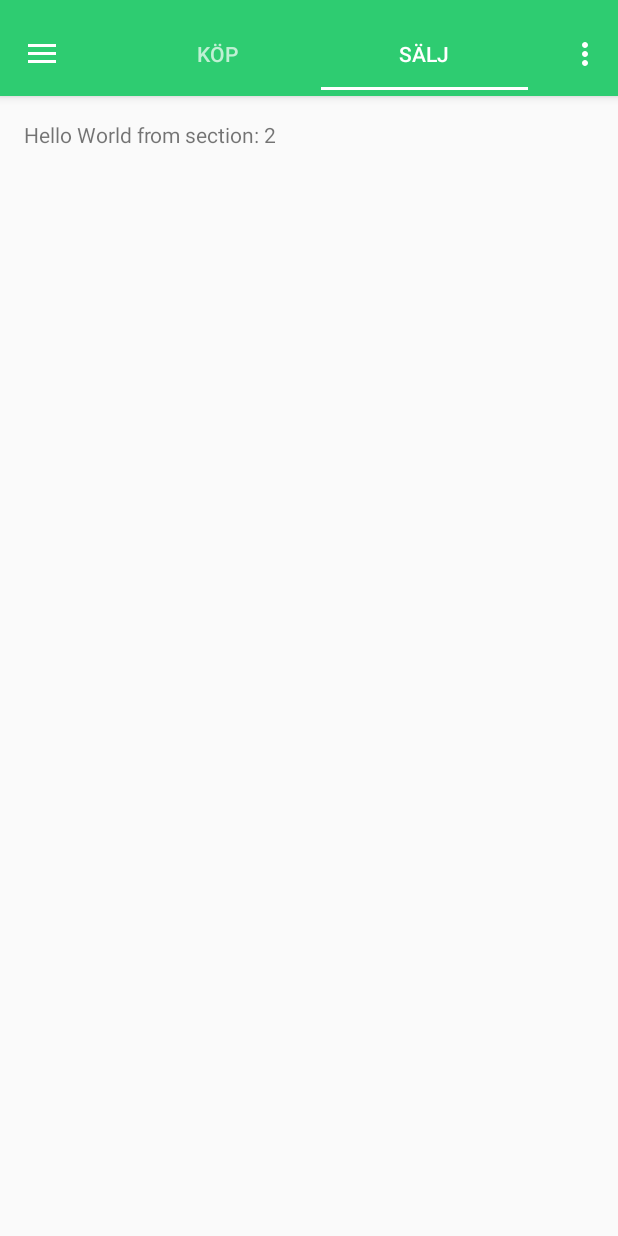
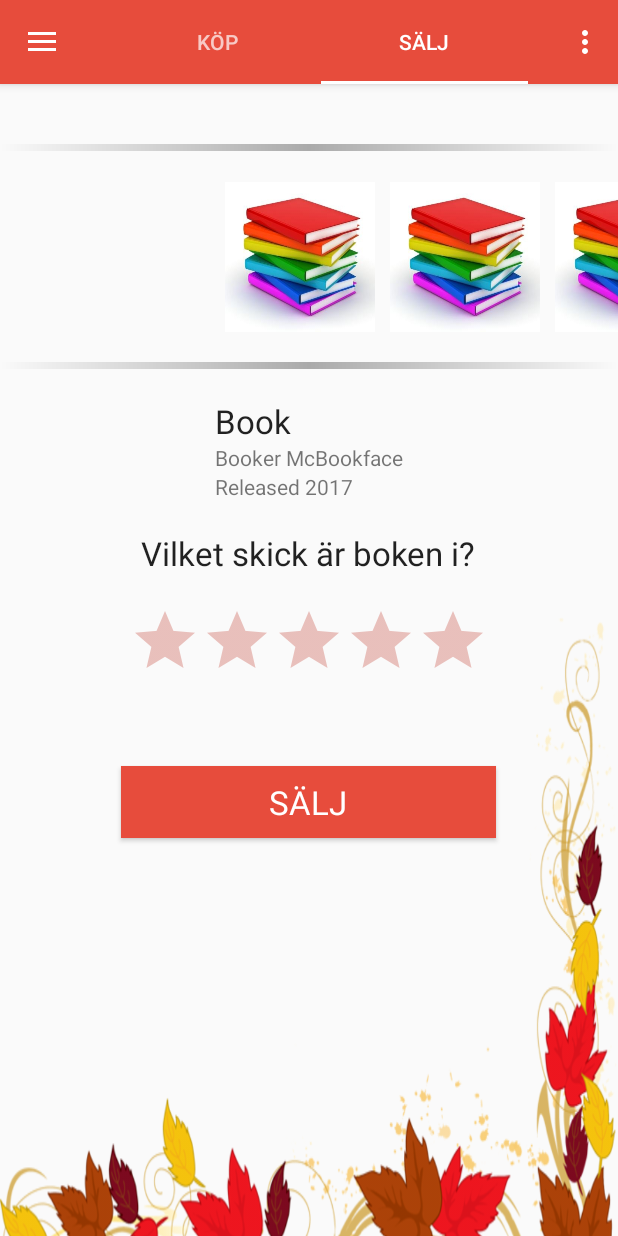
Before and after one commit to MrZtone/Hazel, an Android app: the screen it shows after launch (MainActivity), tab 2 chosen, on a phone screen of 412 x 824 dp. Run offline under Robolectric (Android 15) with nearby library versions, the phone set to English and light mode, and no system bars; 1 statement that could not run was skipped.

Commit message:
typ allt
färg ändra vid vybyte, huvudvyerna är designade

```diff
--- a/app/src/main/java/fiketMafian/Hazel/MainActivity.java
+++ b/app/src/main/java/fiketMafian/Hazel/MainActivity.java
@@ -25,8 +25,11 @@ import android.widget.ImageView;
 import android.widget.TextView;
 import android.graphics.Bitmap;
 import android.graphics.BitmapFactory;
+import android.support.design.widget.AppBarLayout;
 import android.os.Bundle;
 import fiketMafian.Hazel.RoundImage;
+import 	android.support.design.widget.TabLayout.TabLayoutOnPageChangeListener;
+
 
 
 public class MainActivity extends AppCompatActivity
@@ -39,7 +42,8 @@ public class MainActivity extends AppCompatActivity
     protected void onCreate(Bundle savedInstanceState) {
         super.onCreate(savedInstanceState);
         setContentView(R.layout.activity_main);
-        Toolbar toolbar = (Toolbar) findViewById(R.id.toolbar);
+        final Toolbar toolbar = (Toolbar) findViewById(R.id.toolbar);
+        final AppBarLayout appbar = (AppBarLayout) findViewById(R.id.appbar);
         setSupportActionBar(toolbar);
 
         Drawable[] layers = new Drawable[2];
@@ -74,10 +78,35 @@ public class MainActivity extends AppCompatActivity
 
         TabLayout tabLayout = (TabLayout) findViewById(R.id.tabs);
         tabLayout.setupWithViewPager(mViewPager);
+        tabLayout.setOnTabSelectedListener(new TabLayout.OnTabSelectedListener() {
+            @Override
+            public void onTabSelected(TabLayout.Tab tab) {
+                if (tab.getPosition() == 0) {
+                    toolbar.setBackgroundColor(getResources().getColor(R.color.buyPrimary));
+                    appbar.setBackgroundColor(getResources().getColor(R.color.buyPrimary));
+                    mViewPager.setCurrentItem(tab.getPosition());
+                } else {
+                    //getApplication().setTheme(R.style.sellTheme);
+                    toolbar.setBackgroundColor(getResources().getColor(R.color.sellPrimary));
+                    appbar.setBackgroundColor(getResources().getColor(R.color.sellPrimary));
+                    mViewPager.setCurrentItem(tab.getPosition());
+                }
+            }
+
+            @Override
+            public void onTabUnselected(TabLayout.Tab tab) {
+
+            }
+
+            @Override
+            public void onTabReselected(TabLayout.Tab tab) {
+
+            }
+        });
 
         //profil
         ImageView profile = (ImageView) findViewById(R.id.imageView);
-        Bitmap bm = BitmapFactory.decodeResource(getResources(),R.drawable.adam);
+        Bitmap bm = BitmapFactory.decodeResource(getResources(),R.drawable.ola);
         RoundImage roundedImage = new RoundImage(bm);
         profile.setImageDrawable(roundedImage);
 
@@ -88,24 +117,23 @@ public class MainActivity extends AppCompatActivity
         Menu drawerMenu= navigationView.getMenu();
         SubMenu submenuru;
 
-         submenuru = drawerMenu.addSubMenu("Pågående köp");
+        submenuru = drawerMenu.addSubMenu(Menu.NONE, 0, 0, "Pågående köp");
         layers[0]=getDrawable(R.drawable.erik);
         submenuru.add(Menu.NONE,1,Menu.NONE,"Erik").setIcon(new LayerDrawable(layers));
         layers[0]=getDrawable(R.drawable.sven);
         submenuru.add(Menu.NONE, 2, Menu.NONE, "Sven").setIcon(new LayerDrawable(layers));
-        submenuru= drawerMenu.addSubMenu("Pågående Försäljningar");
+        submenuru = drawerMenu.addSubMenu(Menu.NONE, 10, 1, "Pågående Försäljningar");
         layers[0]=getDrawable(R.drawable.karim);
         submenuru.add(Menu.NONE, 11, Menu.NONE, "Karim").setIcon(new LayerDrawable(layers));
         layers[0]=getDrawable(R.drawable.ola);
         submenuru.add(Menu.NONE, 12, Menu.NONE, "Ola").setIcon(new LayerDrawable(layers));
-        submenuru = drawerMenu.addSubMenu("Letar köpare");
+        submenuru = drawerMenu.addSubMenu(Menu.NONE, 20, 2, "Letar köpare");
         submenuru.add(Menu.NONE, 21, Menu.NONE, "TNA005").setIcon(R.drawable.pending);
         submenuru.add(Menu.NONE, 22, Menu.NONE, "TND012").setIcon(R.drawable.pending);
-        submenuru = drawerMenu.addSubMenu("Letar försäljare");
+        submenuru = drawerMenu.addSubMenu(Menu.NONE, 30, 3, "Letar försäljare");
         submenuru.add(Menu.NONE, 31, Menu.NONE, "TND002").setIcon(R.drawable.pending);
-        submenuru = drawerMenu.addSubMenu("Senaste affärerna");
+        submenuru = drawerMenu.addSubMenu(Menu.NONE, 40, 4, "Senaste affärerna");
         submenuru.add(Menu.NONE, 41, Menu.NONE, "someonea").setIcon(R.drawable.sell);
-
     }
 
     @Override
@@ -185,7 +213,6 @@ public class MainActivity extends AppCompatActivity
 
         @Override
         public int getCount() {
-            // Show 3 total pages.
             return 2;
         }
 
@@ -229,10 +256,18 @@ public class MainActivity extends AppCompatActivity
         @Override
         public View onCreateView(LayoutInflater inflater, ViewGroup container,
                                  Bundle savedInstanceState) {
-            View rootView = inflater.inflate(R.layout.fragment_main, container, false);
-            TextView textView = (TextView) rootView.findViewById(R.id.section_label);
-            textView.setText(getString(R.string.section_format, getArguments().getInt(ARG_SECTION_NUMBER)));
+            View rootView;
+            if(getArguments().getInt(ARG_SECTION_NUMBER)==1)
+            {
+                rootView = inflater.inflate(R.layout.buy, container, false);
+            }
+            else
+            {
+                rootView = inflater.inflate(R.layout.sell, container, false);
+            }
             return rootView;
         }
     }
+
+
 }
--- /dev/null
+++ b/app/src/main/res/drawable/bookborder.xml
@@ -0,0 +1,18 @@
+<?xml version="1.0" encoding="utf-8"?>
+<layer-list xmlns:android="http://schemas.android.com/apk/res/android">
+    <item>
+        <shape android:shape="rectangle">
+            <gradient
+                android:startColor="?android:colorBackground"
+                android:centerColor="@android:color/darker_gray"
+                android:endColor="?android:colorBackground"
+                android:type="linear"
+                android:angle="0"/>
+        </shape>
+    </item>
+    <item   android:top="5dp" android:bottom="5dp">
+        <shape android:shape="rectangle">
+            <solid android:color="?android:colorBackground" />
+        </shape>
+    </item>
+</layer-list>
--- a/app/src/main/res/drawable/frame.xml
+++ /dev/null
@@ -1,10 +0,0 @@
-<?xml version="1.0" encoding="utf-8"?>
-<shape xmlns:android="http://schemas.android.com/apk/res/android" android:shape="rectangle">
-    <solid android:color="#00ffffff" />
-    <padding android:left="6dp"
-        android:top="6dp"
-        android:right="6dp"
-        android:bottom="6dp" />
-    <corners android:radius="12dp" />
-    <stroke android:width="6dp" android:color="#ffffffff" />
-</shape>
--- a/app/src/main/res/drawable/sell.xml
+++ b/app/src/main/res/drawable/sell.xml
@@ -4,7 +4,7 @@
     android:shape="oval">
 
     <solid
-        android:color="@color/sell"/>
+        android:color="@color/sellPrimary"/>
 
     <size
         android:width="1.5dp"
--- a/app/src/main/res/layout/app_bar_main.xml
+++ b/app/src/main/res/layout/app_bar_main.xml
@@ -8,7 +8,6 @@
 
     <android.support.design.widget.AppBarLayout android:id="@+id/appbar"
         android:layout_width="match_parent" android:layout_height="wrap_content"
-        android:paddingTop="@dimen/appbar_padding_top"
         android:theme="@style/AppTheme.AppBarOverlay">
 
         <android.support.v7.widget.Toolbar android:id="@+id/toolbar"
@@ -19,7 +18,7 @@
 
 
             <android.support.design.widget.TabLayout android:id="@+id/tabs"
-                android:layout_width="match_parent" android:layout_height="wrap_content"
+                android:layout_width="match_parent" android:layout_height="match_parent"
                 android:touchscreenBlocksFocus="false"
                 android:layout_marginLeft="@dimen/activity_tab_margin"
                 android:layout_marginRight="@dimen/activity_tab_margin"/>
--- /dev/null
+++ b/app/src/main/res/layout/buy.xml
@@ -0,0 +1,28 @@
+<?xml version="1.0" encoding="utf-8"?>
+
+    <RelativeLayout xmlns:android="http://schemas.android.com/apk/res/android"
+        android:layout_width="match_parent"
+        android:layout_height="match_parent"
+    android:clickable="false">
+
+    <LinearLayout
+        android:orientation="horizontal"
+        android:layout_width="match_parent"
+        android:layout_height="160dp"
+        android:layout_marginTop="130dp"
+        android:background="@drawable/leaff">
+
+        <SearchView
+            android:layout_width="fill_parent"
+            android:layout_height="wrap_content"
+            android:id="@+id/searchView"
+            android:layout_alignParentTop="true"
+            android:layout_centerHorizontal="true"
+            android:background="#ffffff"
+            android:clickable="true"
+            android:layout_marginLeft="10dp"
+            android:layout_marginRight="10dp"
+            android:layout_gravity="center" />
+    </LinearLayout>
+
+</RelativeLayout>
--- a/app/src/main/res/layout/nav_header_main.xml
+++ b/app/src/main/res/layout/nav_header_main.xml
@@ -1,7 +1,7 @@
 <?xml version="1.0" encoding="utf-8"?>
 <LinearLayout xmlns:android="http://schemas.android.com/apk/res/android"
     android:layout_width="match_parent" android:layout_height="@dimen/nav_header_height"
-    android:background="@drawable/side_nav_bar"
+    android:background="@color/colorAccent"
     android:paddingBottom="@dimen/activity_vertical_margin"
     android:paddingLeft="@dimen/activity_horizontal_margin"
     android:paddingRight="@dimen/activity_horizontal_margin"
@@ -9,15 +9,19 @@
     android:theme="@style/ThemeOverlay.AppCompat.Dark" android:orientation="vertical"
     android:gravity="bottom">
 
-    <ImageView android:layout_width="wrap_content" android:layout_height="wrap_content"
+    <ImageView android:layout_width="@android:dimen/notification_large_icon_height" android:layout_height="100dp"
         android:paddingTop="@dimen/nav_header_vertical_spacing"
-        android:src="@drawable/adam" android:id="@+id/imageView"/>
+        android:src="@drawable/ola" android:id="@+id/imageView" />
 
     <TextView android:layout_width="match_parent" android:layout_height="wrap_content"
-        android:paddingTop="@dimen/nav_header_vertical_spacing" android:text="Android Studio"
-        android:textAppearance="@style/TextAppearance.AppCompat.Body1" />
+        android:paddingTop="@dimen/nav_header_vertical_spacing" android:text="Ola Steen"
+        android:textStyle="bold"
+        style="@style/Base.TextAppearance.AppCompat.Large.Inverse"
+        android:textColor="@color/abc_secondary_text_material_light" />
 
     <TextView android:layout_width="wrap_content" android:layout_height="wrap_content"
-        android:text="android.studio@android.com" android:id="@+id/textView" />
+        android:text="ola@steen.com" android:id="@+id/textView"
+        android:textColor="@color/abc_secondary_text_material_light"
+        style="@style/Base.TextAppearance.AppCompat.Inverse" />
 
 </LinearLayout>
--- /dev/null
+++ b/app/src/main/res/layout/sell.xml
@@ -0,0 +1,128 @@
+<?xml version="1.0" encoding="utf-8"?>
+<RelativeLayout xmlns:android="http://schemas.android.com/apk/res/android"
+    android:orientation="vertical" android:layout_width="match_parent"
+    android:layout_height="match_parent">
+
+    <HorizontalScrollView
+        android:layout_width="wrap_content"
+        android:layout_height="150dp"
+        android:id="@+id/horizontalScrollView"
+        android:layout_alignParentTop="true"
+        android:layout_centerHorizontal="true"
+        android:layout_marginTop="40dp"
+        android:fillViewport="false"
+        android:background="@drawable/bookborder">
+
+        <LinearLayout
+            android:orientation="horizontal"
+            android:layout_width="match_parent"
+            android:layout_height="match_parent"
+            android:paddingTop="5dp"
+            android:paddingBottom="5dp">
+
+            <ImageView
+                android:layout_width="100dp"
+                android:layout_height="wrap_content"
+                android:id="@+id/imageView3"
+                android:clickable="true"
+                android:src="@drawable/book"
+                android:layout_marginLeft="150dp"
+                android:layout_marginRight="10dp" />
+
+            <ImageView
+                android:layout_width="100dp"
+                android:layout_height="wrap_content"
+                android:id="@+id/imageView2"
+                android:clickable="true"
+                android:src="@drawable/book"
+                android:layout_marginRight="10dp" />
+
+            <ImageView
+                android:layout_width="100dp"
+                android:layout_height="wrap_content"
+                android:id="@+id/imageView4"
+                android:clickable="true"
+                android:src="@drawable/book"
+                android:layout_marginRight="10dp" />
+
+            <ImageView
+                android:layout_width="100dp"
+                android:layout_height="wrap_content"
+                android:id="@+id/imageView5"
+                android:clickable="true"
+                android:src="@drawable/book"
+                android:layout_marginRight="150dp" />
+        </LinearLayout>
+    </HorizontalScrollView>
+
+    <RelativeLayout
+        android:layout_width="wrap_content"
+        android:layout_height="wrap_content"
+        android:layout_below="@+id/horizontalScrollView"
+        android:layout_centerHorizontal="true"
+        android:id="@+id/relativeLayout"
+        android:layout_marginTop="20dp">
+
+        <TextView android:layout_width="wrap_content" android:layout_height="wrap_content"
+            android:text="Book"
+            android:id="@+id/booktitle"
+            android:textAppearance="?android:attr/textAppearanceLarge"
+            android:layout_alignStart="@+id/author" />
+
+
+
+        <TextView android:layout_width="wrap_content" android:layout_height="wrap_content"
+            android:text="Booker McBookface" android:id="@+id/author"
+            android:textColor="@color/abc_secondary_text_material_light"
+            style="@style/Base.TextAppearance.AppCompat.Inverse"
+            android:layout_below="@+id/booktitle"
+            android:layout_centerHorizontal="true" />
+
+        <TextView android:layout_width="wrap_content" android:layout_height="wrap_content"
+            android:text="Released 2017" android:id="@+id/release"
+            android:textColor="@color/abc_secondary_text_material_light"
+            style="@style/Base.TextAppearance.AppCompat.Inverse"
+            android:layout_below="@+id/author"
+            android:layout_alignStart="@+id/author" />
+    </RelativeLayout>
+
+    <LinearLayout
+        android:orientation="vertical"
+        android:layout_width="match_parent"
+        android:layout_height="match_parent"
+        android:layout_below="@+id/relativeLayout"
+        android:layout_centerHorizontal="true"
+        android:layout_marginTop="20dp"
+        android:background="@drawable/fallleaves">
+
+        <TextView
+            android:layout_width="wrap_content"
+            android:layout_height="wrap_content"
+            android:textAppearance="?android:attr/textAppearanceLarge"
+            android:id="@+id/bookrate"
+            android:layout_gravity="center_horizontal"
+            android:text="Vilket skick är boken i?" />
+
+        <RatingBar
+            android:layout_width="wrap_content"
+            android:layout_height="wrap_content"
+            android:id="@+id/ratingBar"
+            android:layout_gravity="center_horizontal"
+            android:numStars="5"
+            android:layout_marginTop="20dp"
+            android:stepSize="1.0"
+            android:theme="@style/RatingBar" />
+
+        <Button
+            android:layout_width="250dp"
+            android:layout_height="wrap_content"
+            android:background="@color/sellPrimary"
+            android:text="Sälj"
+            android:id="@+id/button"
+            android:layout_gravity="center_horizontal"
+            android:layout_marginTop="50dp"
+            style="@style/Base.TextAppearance.AppCompat.Large.Inverse" />
+
+    </LinearLayout>
+
+</RelativeLayout>
--- a/app/src/main/res/menu/activity_main_drawer.xml
+++ b/app/src/main/res/menu/activity_main_drawer.xml
@@ -1,5 +1,8 @@
 <?xml version="1.0" encoding="utf-8"?>
 <menu xmlns:android="http://schemas.android.com/apk/res/android">
-
+            <item android:id="@+id/history" android:icon="@android:drawable/ic_menu_recent_history"
+                android:title="Historik" android:orderInCategory="5"/>
+            <item android:id="@+id/settings" android:icon="@android:drawable/ic_menu_preferences"
+                android:title="Inställningar" android:orderInCategory="6"/>
 
 </menu>
--- a/app/src/main/res/values/colors.xml
+++ b/app/src/main/res/values/colors.xml
@@ -1,8 +1,9 @@
 <?xml version="1.0" encoding="utf-8"?>
 <resources>
-    <color name="colorPrimary">#2ecc71</color>
+    <color name="buyPrimary">#2ecc71</color>
     <color name="colorPrimaryDark">#27ae60</color>
     <color name="colorAccent">#ffffff</color>
     <color name="pending">#f39c12</color>
-    <color name="sell">#c0392b</color>
+    <color name="sellPrimary">#e74c3c</color>
+    <color name="sellPrimaryDark">#c0392b</color>
 </resources>
--- a/app/src/main/res/values/styles.xml
+++ b/app/src/main/res/values/styles.xml
@@ -3,8 +3,8 @@
     <!-- Base application theme. -->
     <style name="AppTheme" parent="Theme.AppCompat.Light.DarkActionBar">
         <!-- Customize your theme here. -->
-        <item name="colorPrimary">@color/colorPrimary</item>
-        <item name="colorPrimaryDark">@color/colorPrimaryDark</item>
+        <item name="colorPrimary">@color/buyPrimary</item>
+        <!--<item name="colorPrimaryDark">@color/colorPrimaryDark</item>-->
         <item name="colorAccent">@color/colorAccent</item>
     </style>
     <style name="AppTheme.NoActionBar">
@@ -14,4 +14,30 @@
     <style name="AppTheme.AppBarOverlay" parent="ThemeOverlay.AppCompat.Dark.ActionBar" />
     <style name="AppTheme.PopupOverlay" parent="ThemeOverlay.AppCompat.Light" />
 
+
+    <style name="sellTheme" parent="Theme.AppCompat.Light.DarkActionBar">
+        <!-- Customize your theme here. -->
+        <item name="colorPrimary">@color/sellPrimary</item>
+        <item name="colorPrimaryDark">@color/sellPrimaryDark</item>
+        <item name="colorAccent">@color/colorAccent</item>
+    </style>
+    <style name="sellTheme.NoActionBar">
+        <item name="windowActionBar">false</item>
+        <item name="windowNoTitle">true</item>
+    </style>
+
+
+    <style name="Name" parent="@android:style/TextAppearance.Medium">
+        <item name="android:layout_width">fill_parent</item>
+        <item name="android:layout_height">wrap_content</item>
+        <item name="android:textColor">#7D7D7D</item>
+    </style>
+    <style name="sellTheme.AppBarOverlay" parent="ThemeOverlay.AppCompat.Dark.ActionBar" />
+    <style name="sellTheme.PopupOverlay" parent="ThemeOverlay.AppCompat.Light" />
+
+    <style name="RatingBar" parent="Theme.AppCompat">
+        <item name="colorControlNormal">@color/sellPrimaryDark</item>
+        <item name="colorControlActivated">@android:color/background_dark</item>
+    </style>
+
 </resources>
```
Also changed, not shown: app/src/main/res/drawable/book.jpeg (added), app/src/main/res/drawable/fallleaves.png (added), app/src/main/res/drawable/leaff.png (added).
